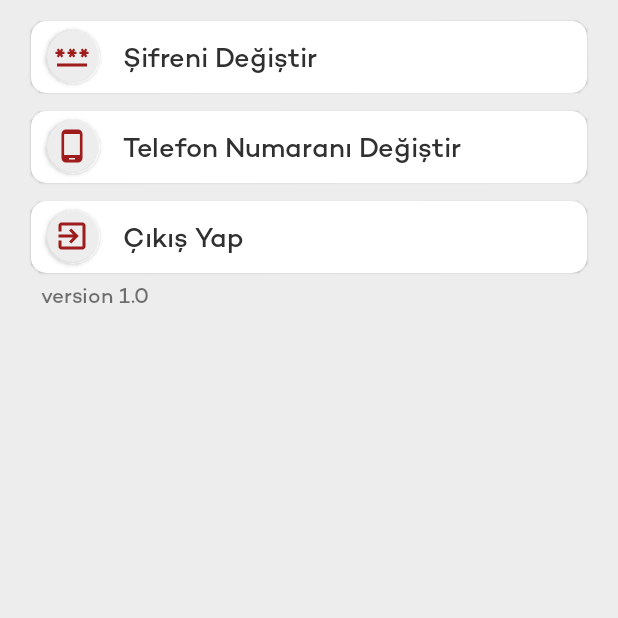
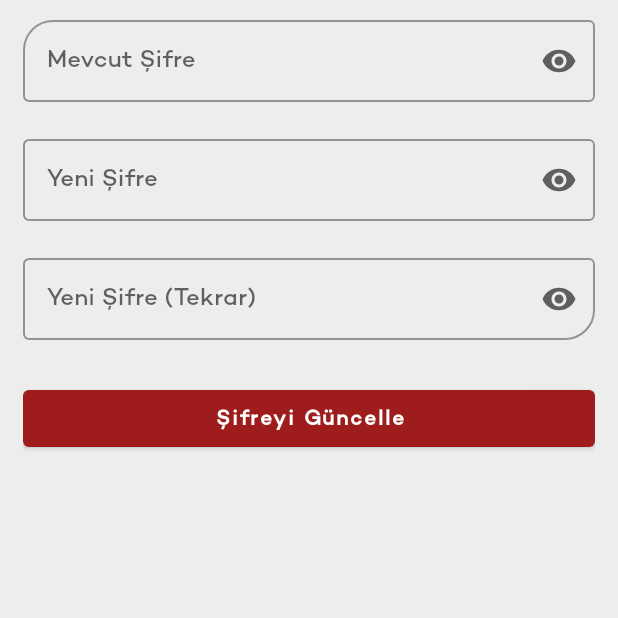
Before and after one commit to ErdiTurkay/blood-donor, an Android app: the ProfileFragment screen opened through its navigation route, after a tap on "Şifreni Değiştir", on a phone screen of 412 x 824 dp, the top half of it. Run offline under Robolectric (Android 15) with nearby library versions, the phone set to English and light mode, and no system bars; our stand-ins replace Dagger/Hilt's generated code, navigation-ui.

Commit message:
Şifre değiştirme ekranı oluşturuldu.

```diff
--- /dev/null
+++ b/app/src/main/java/com/example/blooddonor/feature/changepassword/ChangePasswordFragment.kt
@@ -0,0 +1,83 @@
+package com.example.blooddonor.feature.changepassword
+
+import android.os.Bundle
+import android.view.LayoutInflater
+import android.view.View
+import android.view.ViewGroup
+import androidx.core.widget.doAfterTextChanged
+import androidx.fragment.app.Fragment
+import androidx.fragment.app.viewModels
+import com.example.blooddonor.databinding.FragmentChangePasswordBinding
+import com.example.blooddonor.feature.auth.login.LoginViewModel
+import dagger.hilt.android.AndroidEntryPoint
+
+@AndroidEntryPoint
+class ChangePasswordFragment : Fragment() {
+    private lateinit var binding: FragmentChangePasswordBinding
+    private val viewModel: LoginViewModel by viewModels()
+
+    override fun onCreateView(
+        inflater: LayoutInflater, container: ViewGroup?,
+        savedInstanceState: Bundle?
+    ): View {
+        binding = FragmentChangePasswordBinding.inflate(layoutInflater)
+
+        inputChangeListener()
+
+        binding.btnChangePassword.setOnClickListener {
+            val currentPassword = binding.txtInputCurrentPassword.text.toString()
+            val newPassword = binding.txtInputNewPassword.text.toString()
+            val newPasswordConfirm = binding.txtInputNewPasswordConfirm.text.toString()
+
+            if (currentPassword.isEmpty()) {
+                binding.errorCurrentPassword.visibility = View.VISIBLE
+            }
+
+            if (newPassword.isEmpty()) {
+                binding.errorNewPassword.visibility = View.VISIBLE
+            }
+
+            if (newPasswordConfirm.isEmpty()) {
+                binding.errorNewPasswordConfirm.visibility = View.VISIBLE
+            }
+
+            if (newPassword != newPasswordConfirm) {
+                binding.errorNewPassword.text = "Girilen şifreler aynı olmalıdır."
+                binding.errorNewPasswordConfirm.text = "Girilen şifreler aynı olmalıdır."
+                binding.errorNewPassword.visibility = View.VISIBLE
+                binding.errorNewPasswordConfirm.visibility = View.VISIBLE
+            }
+        }
+
+        return binding.root
+    }
+
+    private fun inputChangeListener() {
+        binding.run {
+            txtInputCurrentPassword.doAfterTextChanged {
+                if (it?.length == 0) {
+                    errorCurrentPassword.visibility = View.VISIBLE
+                } else {
+                    errorCurrentPassword.visibility = View.INVISIBLE
+                }
+            }
+
+            txtInputNewPassword.doAfterTextChanged {
+                if (it?.length == 0) {
+                    errorNewPassword.visibility = View.VISIBLE
+                } else {
+                    errorNewPassword.visibility = View.INVISIBLE
+                }
+            }
+
+            txtInputNewPasswordConfirm.doAfterTextChanged {
+                if (it?.length == 0) {
+                    errorNewPasswordConfirm.visibility = View.VISIBLE
+                } else {
+                    errorNewPasswordConfirm.visibility = View.INVISIBLE
+                }
+            }
+        }
+    }
+
+}
--- a/app/src/main/java/com/example/blooddonor/feature/profile/ProfileFragment.kt
+++ b/app/src/main/java/com/example/blooddonor/feature/profile/ProfileFragment.kt
@@ -20,11 +20,19 @@ class ProfileFragment : Fragment() {
     ): View {
         binding = FragmentProfileBinding.inflate(layoutInflater)
 
+        binding.profileName.text =
+            SessionManager.getString(requireContext(), SessionManager.NAME)
+                .plus(" ")
+                .plus(SessionManager.getString(requireContext(), SessionManager.SURNAME))
+
+        binding.profileMail.text =
+            SessionManager.getString(requireContext(), SessionManager.MAIL)
+
         binding.changePassword.run {
             rowIcon.setImageDrawable(ContextCompat.getDrawable(requireContext(), R.drawable.ic_password))
             rowText.text = getString(R.string.change_password)
             root.setOnClickListener {
-                // TODO: Yönlendirme yapılacak.
+                findNavController().navigate(R.id.action_profileFragment_to_changePasswordFragment)
             }
         }
 
--- a/app/src/main/java/com/example/blooddonor/utils/SessionManager.kt
+++ b/app/src/main/java/com/example/blooddonor/utils/SessionManager.kt
@@ -9,6 +9,7 @@ object SessionManager {
     private const val JWT_TOKEN = "jwt_token"
     const val NAME = "name"
     const val SURNAME = "surname"
+    const val MAIL = "mail"
 
     fun saveAuthToken(context: Context, token: String) {
         saveString(context, JWT_TOKEN, token)
--- /dev/null
+++ b/app/src/main/res/layout/fragment_change_password.xml
@@ -0,0 +1,117 @@
+<?xml version="1.0" encoding="utf-8"?>
+<androidx.constraintlayout.widget.ConstraintLayout xmlns:android="http://schemas.android.com/apk/res/android"
+    xmlns:app="http://schemas.android.com/apk/res-auto"
+    xmlns:tools="http://schemas.android.com/tools"
+    android:layout_width="match_parent"
+    android:layout_height="match_parent"
+    android:paddingHorizontal="15dp"
+    android:paddingVertical="8dp"
+    tools:context=".feature.changepassword.ChangePasswordFragment">
+
+    <com.google.android.material.textfield.TextInputLayout
+        android:id="@+id/txtLay_current_password"
+        style="@style/Widget.MaterialComponents.TextInputLayout.OutlinedBox"
+        android:layout_width="match_parent"
+        android:layout_height="wrap_content"
+        android:hint="@string/current_password"
+        app:endIconMode="password_toggle"
+        app:boxCornerRadiusTopStart="20dp"
+        app:layout_constraintEnd_toEndOf="parent"
+        app:layout_constraintStart_toStartOf="parent"
+        app:layout_constraintTop_toTopOf="parent">
+
+        <com.google.android.material.textfield.TextInputEditText
+            android:id="@+id/txtInput_current_password"
+            android:layout_width="match_parent"
+            android:layout_height="wrap_content"
+            android:inputType="textPassword"
+            android:fontFamily="@font/campton"
+            android:maxLength="35" />
+
+        <TextView
+            android:id="@+id/error_current_password"
+            android:layout_width="wrap_content"
+            android:layout_height="wrap_content"
+            android:layout_marginStart="2dp"
+            android:text="@string/should_not_be_empty"
+            android:textColor="@color/main_color"
+            android:visibility="invisible" />
+
+    </com.google.android.material.textfield.TextInputLayout>
+
+    <com.google.android.material.textfield.TextInputLayout
+        android:id="@+id/txtLay_new_password"
+        style="@style/Widget.MaterialComponents.TextInputLayout.OutlinedBox"
+        android:layout_width="match_parent"
+        android:layout_height="wrap_content"
+        android:hint="@string/new_password"
+        app:endIconMode="password_toggle"
+        app:layout_constraintEnd_toEndOf="parent"
+        app:layout_constraintStart_toStartOf="parent"
+        app:layout_constraintTop_toBottomOf="@id/txtLay_current_password">
+
+        <com.google.android.material.textfield.TextInputEditText
+            android:id="@+id/txtInput_new_password"
+            android:layout_width="match_parent"
+            android:layout_height="wrap_content"
+            android:fontFamily="@font/campton"
+            android:inputType="textPassword"
+            android:maxLength="15" />
+
+        <TextView
+            android:id="@+id/error_new_password"
+            android:layout_width="wrap_content"
+            android:layout_height="wrap_content"
+            android:layout_marginStart="2dp"
+            android:text="@string/should_not_be_empty"
+            android:textColor="@color/main_color"
+            android:visibility="invisible" />
+
+    </com.google.android.material.textfield.TextInputLayout>
+
+    <com.google.android.material.textfield.TextInputLayout
+        android:id="@+id/txtLay_new_password_confirm"
+        style="@style/Widget.MaterialComponents.TextInputLayout.OutlinedBox"
+        android:layout_width="match_parent"
+        android:layout_height="wrap_content"
+        android:hint="@string/new_password_confirm"
+        app:boxCornerRadiusBottomEnd="20dp"
+        app:endIconMode="password_toggle"
+        app:layout_constraintEnd_toEndOf="parent"
+        app:layout_constraintStart_toStartOf="parent"
+        app:layout_constraintTop_toBottomOf="@id/txtLay_new_password">
+
+        <com.google.android.material.textfield.TextInputEditText
+            android:id="@+id/txtInput_new_password_confirm"
+            android:layout_width="match_parent"
+            android:layout_height="wrap_content"
+            android:fontFamily="@font/campton"
+            android:inputType="textPassword"
+            android:maxLength="15" />
+
+        <TextView
+            android:id="@+id/error_new_password_confirm"
+            android:layout_width="wrap_content"
+            android:layout_height="wrap_content"
+            android:layout_marginStart="2dp"
+            android:text="@string/should_not_be_empty"
+            android:textColor="@color/main_color"
+            android:visibility="invisible" />
+
+    </com.google.android.material.textfield.TextInputLayout>
+
+    <Button
+        android:id="@+id/btn_change_password"
+        android:layout_width="0dp"
+        android:layout_height="50dp"
+        android:layout_marginTop="8dp"
+        android:fontFamily="@font/campton"
+        android:text="@string/update_password"
+        android:textAllCaps="false"
+        android:textStyle="bold"
+        app:layout_constraintEnd_toEndOf="parent"
+        app:layout_constraintStart_toStartOf="parent"
+        app:layout_constraintTop_toBottomOf="@id/txtLay_new_password_confirm" />
+
+
+</androidx.constraintlayout.widget.ConstraintLayout>
--- a/app/src/main/res/layout/fragment_home.xml
+++ b/app/src/main/res/layout/fragment_home.xml
@@ -4,7 +4,6 @@
     xmlns:tools="http://schemas.android.com/tools"
     android:layout_width="match_parent"
     android:layout_height="match_parent"
-    android:background="@color/gray"
     android:paddingHorizontal="15dp"
     android:paddingVertical="8dp"
     tools:context=".feature.HomeFragment">
--- a/app/src/main/res/layout/fragment_login.xml
+++ b/app/src/main/res/layout/fragment_login.xml
@@ -4,7 +4,6 @@
     xmlns:tools="http://schemas.android.com/tools"
     android:layout_width="match_parent"
     android:layout_height="match_parent"
-    android:background="@color/gray"
     tools:context=".feature.auth.login.LoginFragment">
 
     <ProgressBar
--- a/app/src/main/res/navigation/nav_graph.xml
+++ b/app/src/main/res/navigation/nav_graph.xml
@@ -42,6 +42,10 @@
             app:destination="@id/loginFragment"
             app:launchSingleTop="true"
             app:popUpTo="@id/nav_graph" />
+        <action
+            android:id="@+id/action_profileFragment_to_changePasswordFragment"
+            app:destination="@id/changePasswordFragment"
+            app:popUpTo="@id/profileFragment" />
     </fragment>
     <action
         android:id="@+id/action_global_profileFragment"
@@ -59,4 +63,9 @@
         app:destination="@id/notificationFragment"
         app:launchSingleTop="true"
         app:popUpTo="@id/homeFragment" />
+    <fragment
+        android:id="@+id/changePasswordFragment"
+        android:name="com.example.blooddonor.feature.changepassword.ChangePasswordFragment"
+        android:label="fragment_change_password"
+        tools:layout="@layout/fragment_change_password" />
 </navigation>
--- a/app/src/main/res/values/strings.xml
+++ b/app/src/main/res/values/strings.xml
@@ -29,4 +29,10 @@
     <string name="change_password">Şifreni Değiştir</string>
     <string name="change_phone_number">Telefon Numaranı Değiştir</string>
     <string name="exit">Çıkış Yap</string>
+    <!-- TODO: Remove or change this placeholder text -->
+    <string name="hello_blank_fragment">Hello blank fragment</string>
+    <string name="current_password">Mevcut Şifre</string>
+    <string name="new_password">Yeni Şifre</string>
+    <string name="update_password">Şifreyi Güncelle</string>
+    <string name="new_password_confirm">Yeni Şifre (Tekrar)</string>
 </resources>
```
Also changed, not shown: app/src/main/java/com/example/blooddonor/data/api/request/ChangePasswordRequest.kt (added, +8 -0 lines), app/src/main/java/com/example/blooddonor/feature/auth/login/LoginFragment.kt (+12 -0 lines), app/src/main/java/com/example/blooddonor/feature/changepassword/ChangePasswordViewModel.kt (added, +12 -0 lines), app/src/main/res/layout/fragment_profile.xml (+53 -1 lines).
